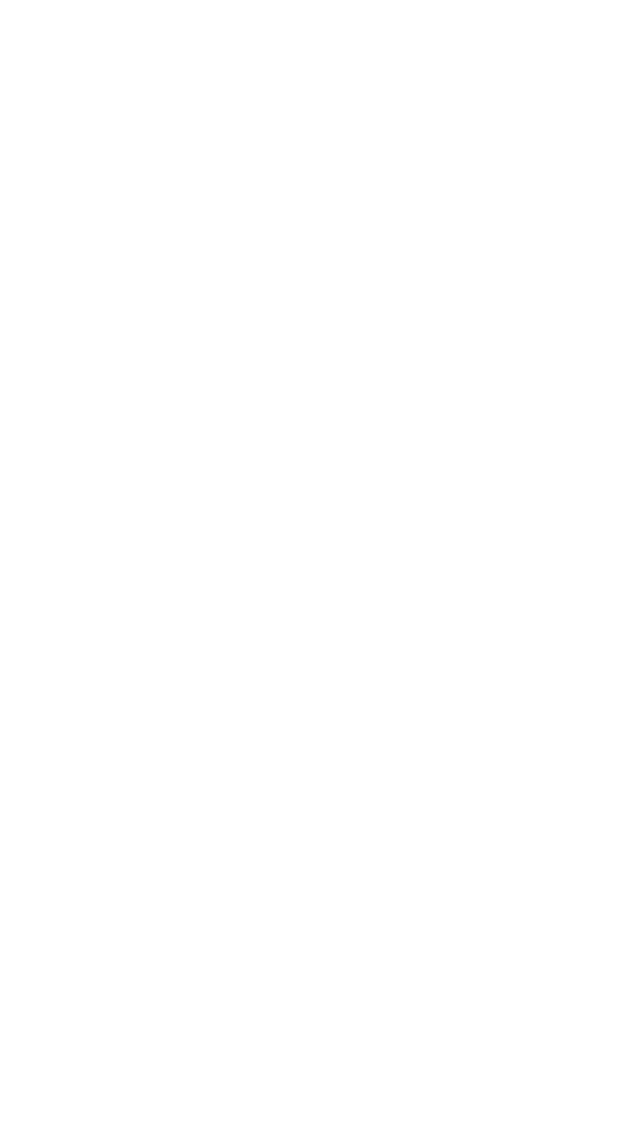
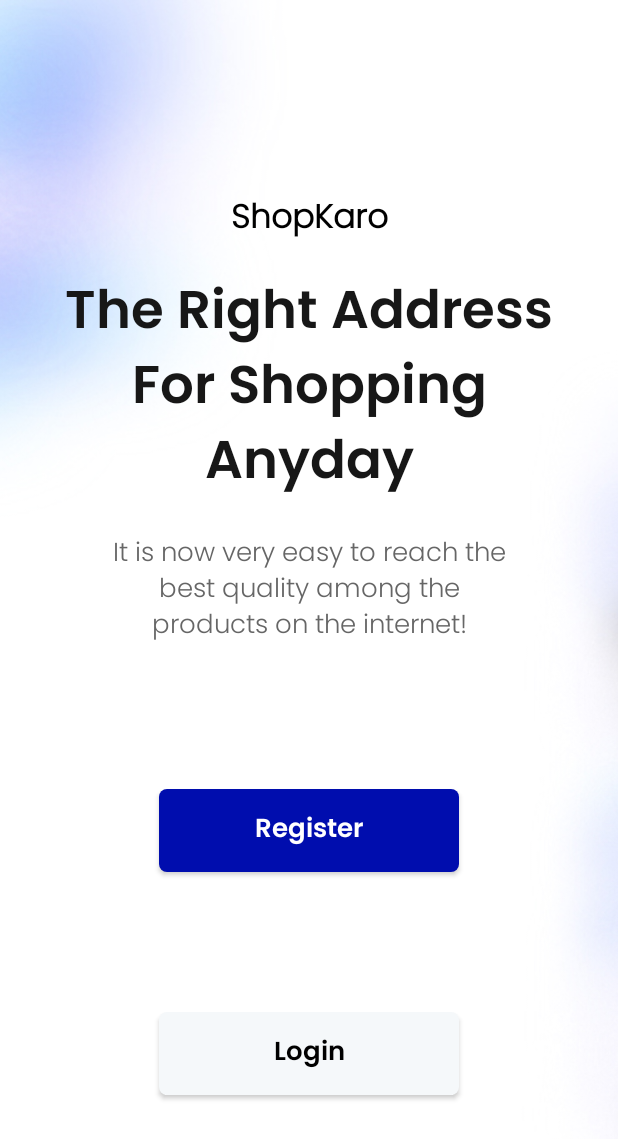
Before and after one commit to khan-mujeeb/ShopKaro, an Android app: the LoginRegisterActivity screen opened directly, with no data from a screen before it, on a phone screen of 412 x 824 dp. Before the commit the part shown is empty. Shown: the top 1139 px of the screen. Run offline under Robolectric (Android 15) with nearby library versions, the phone set to English and light mode, and no system bars.

Commit message:
register login screen design completed

```diff
--- a/app/src/main/res/layout/activity_login_register.xml
+++ b/app/src/main/res/layout/activity_login_register.xml
@@ -1,9 +1,112 @@
 <?xml version="1.0" encoding="utf-8"?>
-<androidx.constraintlayout.widget.ConstraintLayout xmlns:android="http://schemas.android.com/apk/res/android"
+<FrameLayout xmlns:android="http://schemas.android.com/apk/res/android"
     xmlns:app="http://schemas.android.com/apk/res-auto"
     xmlns:tools="http://schemas.android.com/tools"
     android:layout_width="match_parent"
     android:layout_height="match_parent"
     tools:context=".activites.LoginRegisterActivity">
 
-</androidx.constraintlayout.widget.ConstraintLayout>
+    <ImageView
+        android:layout_width="match_parent"
+        android:layout_height="match_parent"
+        android:scaleType="centerCrop"
+        android:src="@drawable/blury_background" />
+
+    <androidx.constraintlayout.widget.ConstraintLayout
+        android:layout_width="match_parent"
+        android:layout_height="match_parent">
+
+        <androidx.constraintlayout.widget.Guideline
+            android:id="@+id/leftTextture"
+            android:layout_width="wrap_content"
+            android:layout_height="wrap_content"
+            android:orientation="horizontal"
+            app:layout_constraintGuide_percent="0.33" />
+
+        <androidx.constraintlayout.widget.Guideline
+            android:id="@+id/leftOfCircle"
+            android:layout_width="wrap_content"
+            android:layout_height="wrap_content"
+            android:orientation="vertical"
+            app:layout_constraintGuide_percent="0.15" />
+
+        <androidx.constraintlayout.widget.Guideline
+            android:id="@+id/rightOfCircle"
+            android:layout_width="wrap_content"
+            android:layout_height="wrap_content"
+            android:orientation="vertical"
+            app:layout_constraintGuide_percent="0.85" />
+
+        <androidx.constraintlayout.widget.Guideline
+            android:id="@+id/topOfCircle"
+            android:layout_width="wrap_content"
+            android:layout_height="wrap_content"
+            android:orientation="horizontal"
+            app:layout_constraintGuide_percent="0.20" />
+
+        <androidx.constraintlayout.widget.Guideline
+            android:id="@+id/bottomOfCircle"
+            android:layout_width="wrap_content"
+            android:layout_height="wrap_content"
+            android:orientation="horizontal"
+            app:layout_constraintGuide_percent="0.60" />
+
+
+        <TextView
+            style="@style/h3"
+            android:layout_width="match_parent"
+            android:layout_height="wrap_content"
+            android:text="@string/app_name"
+            android:textAlignment="center"
+            android:textStyle="bold"
+            app:layout_constraintBottom_toBottomOf="@id/topOfCircle" />
+
+        <TextView
+            android:layout_marginTop="15dp"
+            android:id="@+id/heading"
+            style="@style/h4"
+            android:layout_width="wrap_content"
+            android:layout_height="wrap_content"
+            android:text="@string/rightAddress"
+            android:textAlignment="center"
+            app:layout_constraintEnd_toEndOf="@id/rightOfCircle"
+            app:layout_constraintStart_toStartOf="@id/leftOfCircle"
+            app:layout_constraintTop_toTopOf="@id/topOfCircle" />
+
+        <TextView
+            android:id="@+id/qulity"
+            style="@style/h2"
+            android:layout_width="wrap_content"
+            android:layout_height="wrap_content"
+            android:layout_marginTop="15dp"
+            android:text="@string/qulity"
+            android:textAlignment="center"
+            app:layout_constraintEnd_toEndOf="@id/rightOfCircle"
+            app:layout_constraintStart_toStartOf="@id/leftOfCircle"
+            app:layout_constraintTop_toBottomOf="@id/heading" />
+
+        <androidx.appcompat.widget.AppCompatButton
+            android:id="@+id/register"
+            style="@style/blueButtonStyle"
+            android:layout_width="@dimen/mediumButtonWidth"
+            android:layout_height="@dimen/mediumButtonHeight"
+            android:text="@string/register"
+            app:layout_constraintBottom_toTopOf="@id/login"
+            app:layout_constraintEnd_toEndOf="@id/rightOfCircle"
+            app:layout_constraintStart_toStartOf="@id/leftOfCircle"
+            app:layout_constraintTop_toBottomOf="@id/qulity" />
+
+        <androidx.appcompat.widget.AppCompatButton
+            android:id="@+id/login"
+            style="@style/whiteButtonStyle"
+            android:layout_width="@dimen/mediumButtonWidth"
+            android:layout_height="@dimen/mediumButtonHeight"
+            android:text="@string/login"
+            app:layout_constraintTop_toBottomOf="@id/register"
+            app:layout_constraintBottom_toBottomOf="parent"
+            app:layout_constraintEnd_toEndOf="@id/rightOfCircle"
+            app:layout_constraintStart_toStartOf="@id/leftOfCircle"/>
+
+    </androidx.constraintlayout.widget.ConstraintLayout>
+
+</FrameLayout>
--- a/app/src/main/res/values/strings.xml
+++ b/app/src/main/res/values/strings.xml
@@ -1,6 +1,8 @@
 <resources>
-    <string name="app_name">KelineYt</string>
+    <string name="app_name">ShopKaro</string>
     <string name="rightAddress">The Right Address\nFor Shopping\nAnyday</string>
     <string name="qulity">It is now very easy to reach the\nbest quality among the\nproducts on the internet!</string>
     <string name="start">start</string>
+    <string name="register">Register</string>
+    <string name="login">Login</string>
 </resources>
```
